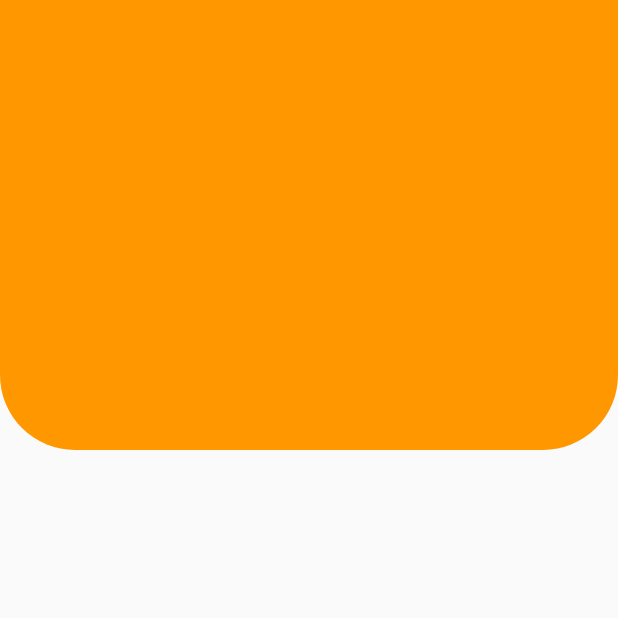
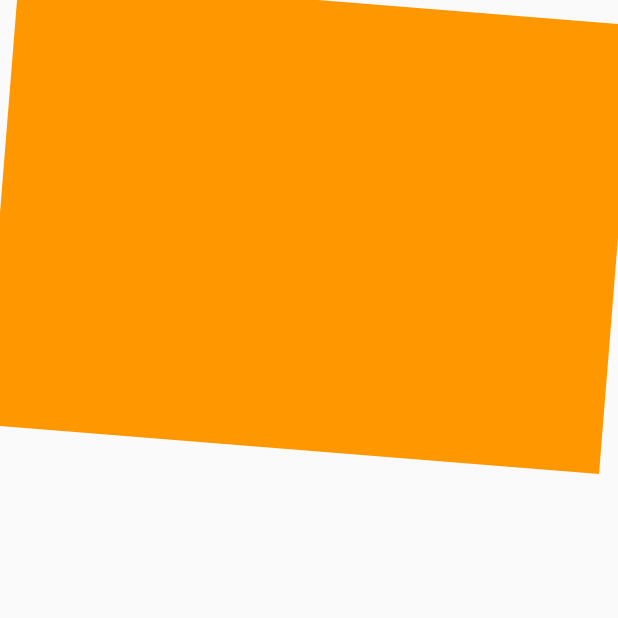
Before and after one commit to diegoarizadev/FlutterUI, a Flutter app: the screen it shows after launch, on a phone screen of 412 x 824 dp, the top half of it. Run offline on Flutter 3.47's test engine with Material 2 defaults, Android fonts, the phone set to English and light mode, and no system bars.

Commit message:
Intento fallido HeaderDiagonal

```diff
--- a/custompainter/lib/src/pages/headers_page.dart
+++ b/custompainter/lib/src/pages/headers_page.dart
@@ -12,7 +12,7 @@ class _HeadersCustomState extends State<HeadersCustom> {
   @override
   Widget build(BuildContext context) {
     return Scaffold(
-      body: HeadersRoundedEdges(),
+      body: HeaderDiagonal(),
     );
   }
 }
--- a/custompainter/lib/src/widgets/headers_widget.dart
+++ b/custompainter/lib/src/widgets/headers_widget.dart
@@ -1,5 +1,6 @@
 import 'package:flutter/material.dart';
 
+//Cuadro/Header Sencillo.
 class HeaderSqare extends StatelessWidget {
   const HeaderSqare({Key? key}) : super(key: key);
 
@@ -12,6 +13,7 @@ class HeaderSqare extends StatelessWidget {
   }
 }
 
+//Cuadro/Header con bordes redobeados en la parte inferior.
 class HeadersRoundedEdges extends StatelessWidget {
   const HeadersRoundedEdges({Key? key}) : super(key: key);
 
@@ -29,3 +31,21 @@ class HeadersRoundedEdges extends StatelessWidget {
     );
   }
 }
+
+//Cuadro/Header con una diagonal
+class HeaderDiagonal extends StatelessWidget {
+  const HeaderDiagonal({Key? key}) : super(key: key);
+
+  @override
+  Widget build(BuildContext context) {
+    var math;
+    return Transform.rotate(
+      angle: 0.08,
+      child: Container(
+        height: 300,
+        width: 500,
+        color: Colors.orange,
+      ),
+    );
+  }
+}
```
